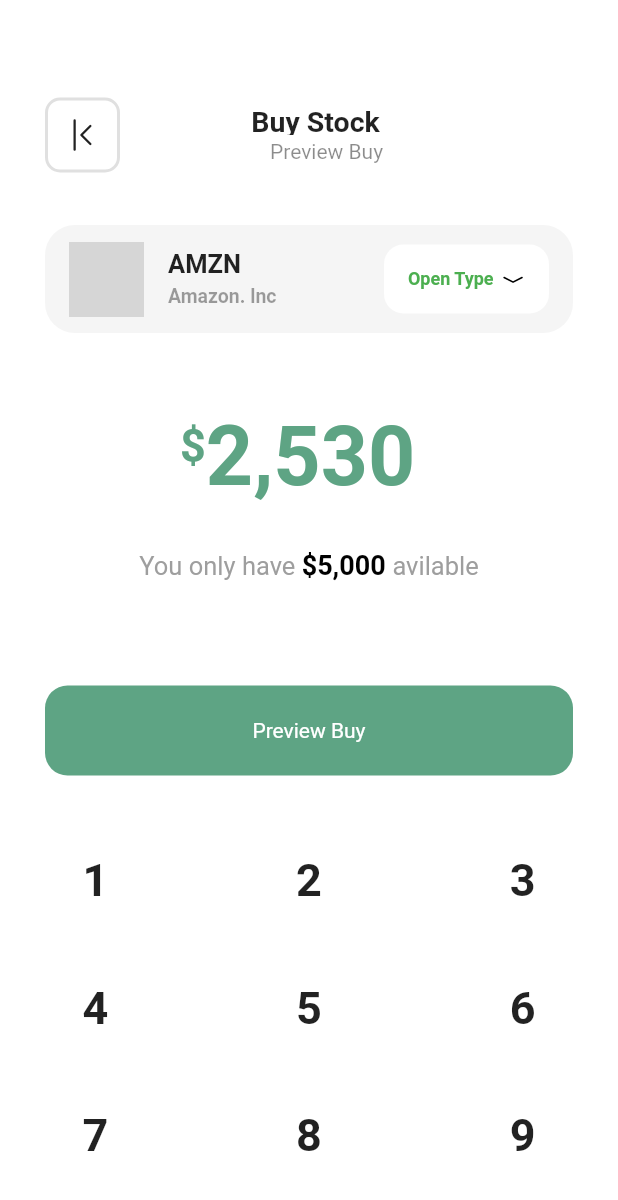
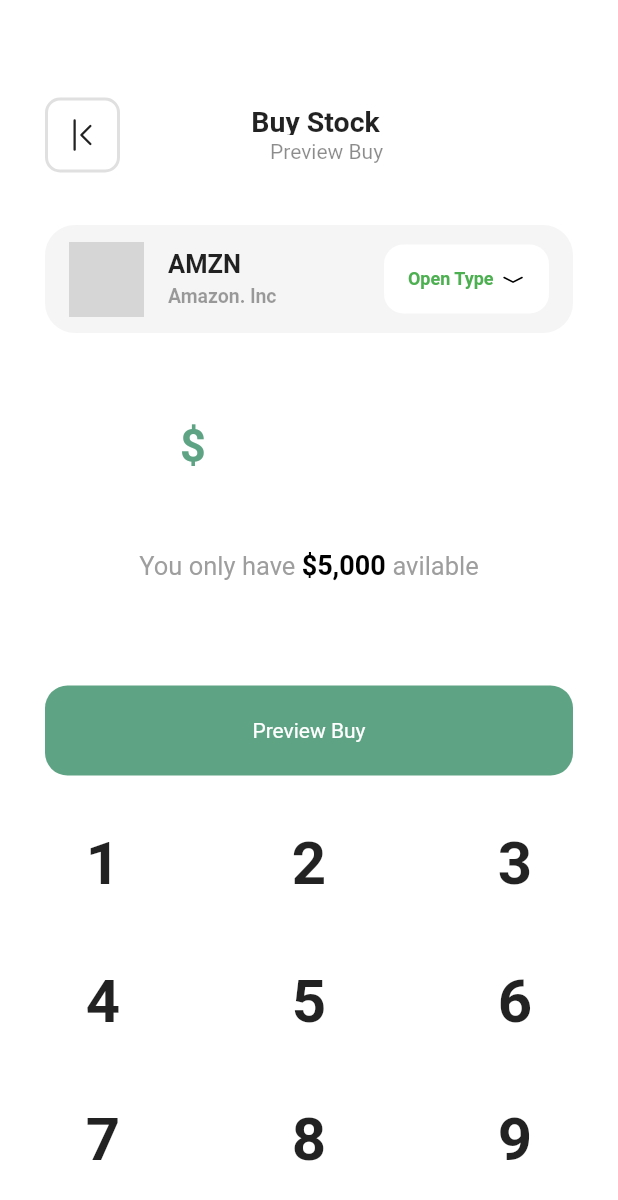
Before and after one commit to rutviksorathia/third_screen, a Flutter app: the screen it shows after launch, on a phone screen of 412 x 824 dp. Shown: the top 1200 px of the screen. Run offline on Flutter 3.47's test engine with Material 2 defaults, Android fonts, the phone set to English and light mode, and no system bars; our stand-ins replace bootstrap_icons, figma_squircle; network calls fail; grey boxes are pictures that could not be loaded.

Commit message:
fully Complited

```diff
--- a/lib/main.dart
+++ b/lib/main.dart
@@ -1,11 +1,72 @@
 import 'package:bootstrap_icons/bootstrap_icons.dart';
 import 'package:figma_squircle/figma_squircle.dart';
 import 'package:flutter/material.dart';
+import 'package:intl/intl.dart';
 
 void main() => runApp(MyApp());
 
-class MyApp extends StatelessWidget {
+class MyApp extends StatefulWidget {
   const MyApp({Key? key}) : super(key: key);
+
+  @override
+  State<MyApp> createState() => _MyAppState();
+}
+
+class _MyAppState extends State<MyApp> {
+  String amount = '';
+
+  @override
+  void initState() {
+    Intl.defaultLocale = 'EN_US';
+    super.initState();
+  }
+
+  void handleDigitTap({required int tapDigit}) {
+    if (tapDigit == 11) {
+      if (amount.isEmpty) return;
+
+      setState(() {
+        amount = amount.substring(0, amount.length - 1);
+      });
+    } else if (tapDigit == 10) {
+      if (amount.contains('.') || amount.length >= 5) return;
+
+      setState(() {
+        amount += '.';
+      });
+    } else {
+      if (amount.contains('.') && amount.length >= 6) {
+        return;
+      } else if (!amount.contains('.') && amount.length >= 5) {
+        return;
+      }
+
+      setState(() {
+        amount += tapDigit.toString();
+      });
+    }
+  }
+  //  void handleDigitTap({required int digit}) {
+  //   if (digit == 11) {
+  //     if (amount.isEmpty) return;
+
+  //     amount = amount.substring(0, amount.length - 1);
+  //   } else if (digit == 10) {
+  //     if (amount.contains('.') || amount.length >= 5) return;
+
+  //     amount += '.';
+  //   } else {
+  //     if (amount.contains('.') && amount.length >= 6) {
+  //       return;
+  //     } else if (!amount.contains('.') && amount.length >= 5) {
+  //       return;
+  //     }
+
+  //     amount += digit.toString();
+  //   }
+
+  //   setState(() {});
+  // }
 
   @override
   Widget build(BuildContext context) {
@@ -176,7 +237,9 @@
                   Container(
                     margin: EdgeInsets.only(top: 20, left: 0),
                     child: Text(
-                      '2,530',
+                      amount.isNotEmpty
+                          ? NumberFormat().format(double.parse(amount))
+                          : '',
                       style: TextStyle(
                         fontSize: 55,
                         fontWeight: FontWeight.bold,
@@ -239,23 +302,21 @@
               height: 15,
             ),
             Container(
-              height: 50,
               width: double.infinity,
-              margin: EdgeInsets.only(top: 30, left: 55, right: 55),
               child: Row(
                 mainAxisAlignment: MainAxisAlignment.spaceBetween,
                 children: [
-                  Text(
-                    '1',
-                    style: TextStyle(fontSize: 30, fontWeight: FontWeight.bold),
+                  Numpad(
+                    digit: 1,
+                    onTap: handleDigitTap,
                   ),
-                  Text(
-                    '2',
-                    style: TextStyle(fontSize: 30, fontWeight: FontWeight.bold),
+                  Numpad(
+                    digit: 2,
+                    onTap: handleDigitTap,
                   ),
-                  Text(
-                    '3',
-                    style: TextStyle(fontSize: 30, fontWeight: FontWeight.bold),
+                  Numpad(
+                    digit: 3,
+                    onTap: handleDigitTap,
                   ),
                 ],
               ),
@@ -264,23 +325,21 @@
               height: 5,
             ),
             Container(
-              height: 50,
               width: double.infinity,
-              margin: EdgeInsets.only(top: 30, left: 55, right: 55),
               child: Row(
                 mainAxisAlignment: MainAxisAlignment.spaceBetween,
                 children: [
-                  Text(
-                    '4',
-                    style: TextStyle(fontSize: 30, fontWeight: FontWeight.bold),
+                  Numpad(
+                    digit: 4,
+                    onTap: handleDigitTap,
                   ),
-                  Text(
-                    '5',
-                    style: TextStyle(fontSize: 30, fontWeight: FontWeight.bold),
+                  Numpad(
+                    digit: 5,
+                    onTap: handleDigitTap,
                   ),
-                  Text(
-                    '6',
-                    style: TextStyle(fontSize: 30, fontWeight: FontWeight.bold),
+                  Numpad(
+                    digit: 6,
+                    onTap: handleDigitTap,
                   ),
                 ],
               ),
@@ -289,23 +348,21 @@
               height: 5,
             ),
             Container(
-              height: 50,
               width: double.infinity,
-              margin: EdgeInsets.only(top: 30, left: 55, right: 55),
               child: Row(
                 mainAxisAlignment: MainAxisAlignment.spaceBetween,
                 children: [
-                  Text(
-                    '7',
-                    style: TextStyle(fontSize: 30, fontWeight: FontWeight.bold),
+                  Numpad(
+                    digit: 7,
+                    onTap: handleDigitTap,
                   ),
-                  Text(
-                    '8',
-                    style: TextStyle(fontSize: 30, fontWeight: FontWeight.bold),
+                  Numpad(
+                    digit: 8,
+                    onTap: handleDigitTap,
                   ),
-                  Text(
-                    '9',
-                    style: TextStyle(fontSize: 30, fontWeight: FontWeight.bold),
+                  Numpad(
+                    digit: 9,
+                    onTap: handleDigitTap,
                   ),
                 ],
               ),
@@ -314,24 +371,22 @@
               height: 5,
             ),
             Container(
-              height: 50,
               width: double.infinity,
-              margin: EdgeInsets.only(top: 30, left: 55, right: 55),
               child: Row(
                 mainAxisAlignment: MainAxisAlignment.spaceBetween,
                 children: [
-                  Text(
-                    '*',
-                    style: TextStyle(fontSize: 30, fontWeight: FontWeight.bold),
+                  Numpad(
+                    digit: 10,
+                    onTap: handleDigitTap,
                   ),
-                  Text(
-                    '0',
-                    style: TextStyle(
-                      fontSize: 30,
-                      fontWeight: FontWeight.bold,
-                    ),
+                  Numpad(
+                    digit: 0,
+                    onTap: handleDigitTap,
                   ),
-                  Icon(BootstrapIcons.backspace_fill)
+                  Numpad(
+                    digit: 11,
+                    onTap: handleDigitTap,
+                  )
                 ],
               ),
             ),
@@ -341,3 +396,35 @@
     );
   }
 }
+
+class Numpad extends StatelessWidget {
+  final int digit;
+  final void Function({required int tapDigit}) onTap;
+  Numpad({required this.digit, required this.onTap});
+
+  @override
+  Widget build(BuildContext context) {
+    Widget shownDigitWidget = Text(
+      (digit == 10) ? '.' : digit.toString(),
+      style: TextStyle(fontSize: 40, fontWeight: FontWeight.bold),
+    );
+
+    if (digit == 11) {
+      shownDigitWidget = Icon(BootstrapIcons.backspace);
+    }
+
+    return Flexible(
+      flex: 1,
+      fit: FlexFit.tight,
+      child: InkWell(
+        child: Center(
+          child: Container(
+            padding: EdgeInsets.only(top: 20, bottom: 20),
+            child: shownDigitWidget,
+          ),
+        ),
+        onTap: () => onTap(tapDigit: digit),
+      ),
+    );
+  }
+}
--- a/pubspec.yaml
+++ b/pubspec.yaml
@@ -37,6 +37,7 @@
   flutter_bootstrap: ^2.0.0
   bootstrap_icons: ^1.8.1
   figma_squircle: ^0.5.3
+  intl: ^0.17.0
 
 dev_dependencies:
   flutter_test:
```
Also changed, not shown: pubspec.lock.
